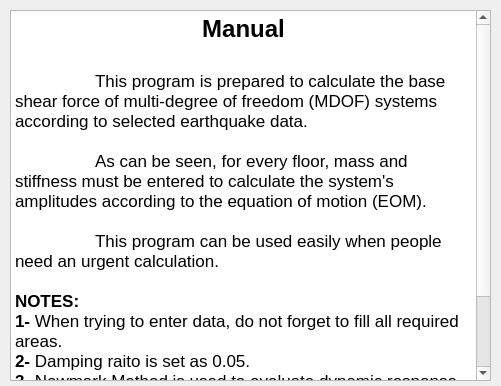
Old version of the form manual.ui in the repository alitatici/VisualizationOfCodes.
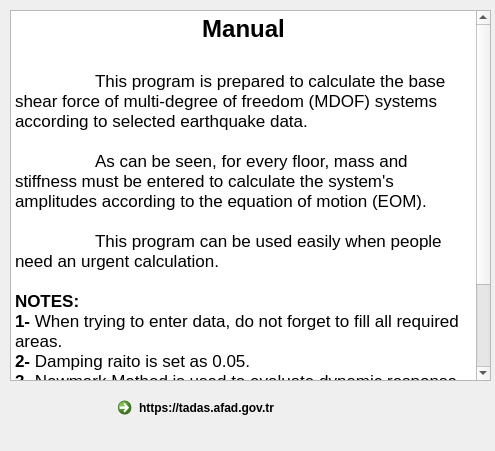
New version of the form. Icons and pictures are not drawn.

What changed in the file:
```diff
--- a/manual.ui
+++ b/manual.ui
@@ -6,8 +6,8 @@
    <rect>
     <x>0</x>
     <y>0</y>
-    <width>501</width>
-    <height>386</height>
+    <width>495</width>
+    <height>451</height>
    </rect>
   </property>
   <property name="windowTitle">
@@ -1289,24 +1289,38 @@
     <string>&lt;!DOCTYPE HTML PUBLIC &quot;-//W3C//DTD HTML 4.0//EN&quot; &quot;http://www.w3.org/TR/REC-html40/strict.dtd&quot;&gt;
 &lt;html&gt;&lt;head&gt;&lt;meta name=&quot;qrichtext&quot; content=&quot;1&quot; /&gt;&lt;style type=&quot;text/css&quot;&gt;
 p, li { white-space: pre-wrap; }
-&lt;/style&gt;&lt;/head&gt;&lt;body style=&quot; font-family:'.AppleSystemUIFont'; font-size:13pt; font-weight:400; font-style:normal;&quot;&gt;
-&lt;p align=&quot;center&quot; style=&quot; margin-top:0px; margin-bottom:0px; margin-left:0px; margin-right:0px; -qt-block-indent:0; text-indent:0px;&quot;&gt;&lt;span style=&quot; font-size:18pt; font-weight:600;&quot;&gt;Manual&lt;/span&gt;&lt;/p&gt;
-&lt;p style=&quot;-qt-paragraph-type:empty; margin-top:0px; margin-bottom:0px; margin-left:0px; margin-right:0px; -qt-block-indent:0; text-indent:0px; font-size:18pt; font-weight:600;&quot;&gt;&lt;br /&gt;&lt;/p&gt;
-&lt;p style=&quot; margin-top:0px; margin-bottom:0px; margin-left:0px; margin-right:0px; -qt-block-indent:0; text-indent:0px;&quot;&gt;	This program is prepared to calculate the base shear force of multi-degree of freedom (MDOF) systems according to selected earthquake data. &lt;/p&gt;
-&lt;p style=&quot;-qt-paragraph-type:empty; margin-top:0px; margin-bottom:0px; margin-left:0px; margin-right:0px; -qt-block-indent:0; text-indent:0px;&quot;&gt;&lt;br /&gt;&lt;/p&gt;
-&lt;p style=&quot; margin-top:0px; margin-bottom:0px; margin-left:0px; margin-right:0px; -qt-block-indent:0; text-indent:0px;&quot;&gt;	As can be seen, for every floor, mass and stiffness must be entered to calculate the system's amplitudes according to the equation of motion (EOM). &lt;/p&gt;
-&lt;p style=&quot;-qt-paragraph-type:empty; margin-top:0px; margin-bottom:0px; margin-left:0px; margin-right:0px; -qt-block-indent:0; text-indent:0px;&quot;&gt;&lt;br /&gt;&lt;/p&gt;
-&lt;p style=&quot; margin-top:0px; margin-bottom:0px; margin-left:0px; margin-right:0px; -qt-block-indent:0; text-indent:0px;&quot;&gt;	This program can be used easily when people need an urgent calculation. &lt;/p&gt;
-&lt;p style=&quot; margin-top:0px; margin-bottom:0px; margin-left:0px; margin-right:0px; -qt-block-indent:0; text-indent:0px;&quot;&gt; &lt;/p&gt;
-&lt;p style=&quot; margin-top:0px; margin-bottom:0px; margin-left:0px; margin-right:0px; -qt-block-indent:0; text-indent:0px;&quot;&gt;&lt;span style=&quot; font-weight:600;&quot;&gt;NOTES:&lt;/span&gt;&lt;/p&gt;
-&lt;p style=&quot; margin-top:0px; margin-bottom:0px; margin-left:0px; margin-right:0px; -qt-block-indent:0; text-indent:0px;&quot;&gt;&lt;span style=&quot; font-weight:600;&quot;&gt;1- &lt;/span&gt;When trying to enter data, do not forget to fill all required areas. &lt;/p&gt;
-&lt;p style=&quot; margin-top:0px; margin-bottom:0px; margin-left:0px; margin-right:0px; -qt-block-indent:0; text-indent:0px;&quot;&gt;&lt;span style=&quot; font-weight:600;&quot;&gt;2- &lt;/span&gt;Damping raito is set as 0.05.&lt;/p&gt;
-&lt;p style=&quot; margin-top:0px; margin-bottom:0px; margin-left:0px; margin-right:0px; -qt-block-indent:0; text-indent:0px;&quot;&gt;&lt;span style=&quot; font-weight:600;&quot;&gt;3- &lt;/span&gt;Newmark Method is used to evaluate dynamic response numerically.&lt;/p&gt;
-&lt;p style=&quot; margin-top:0px; margin-bottom:0px; margin-left:0px; margin-right:0px; -qt-block-indent:0; text-indent:0px;&quot;&gt;&lt;span style=&quot; font-weight:600;&quot;&gt;4- &lt;/span&gt;Earthquake data must be taken from &lt;a href=&quot;https://tadas.afad.gov.tr/list-event&quot;&gt;&lt;span style=&quot; text-decoration: underline; color:#0068da;&quot;&gt;https://tadas.afad.gov.tr/list-event.&lt;/span&gt;&lt;/a&gt;&lt;/p&gt;
-&lt;p style=&quot;-qt-paragraph-type:empty; margin-top:0px; margin-bottom:0px; margin-left:0px; margin-right:0px; -qt-block-indent:0; text-indent:0px; text-decoration: underline; color:#0068da;&quot;&gt;&lt;br /&gt;&lt;/p&gt;&lt;/body&gt;&lt;/html&gt;</string>
+&lt;/style&gt;&lt;/head&gt;&lt;body style=&quot; font-family:'MS Shell Dlg 2'; font-size:7.8pt; font-weight:400; font-style:normal;&quot;&gt;
+&lt;p align=&quot;center&quot; style=&quot; margin-top:0px; margin-bottom:0px; margin-left:0px; margin-right:0px; -qt-block-indent:0; text-indent:0px;&quot;&gt;&lt;span style=&quot; font-family:'.AppleSystemUIFont'; font-size:18pt; font-weight:600;&quot;&gt;Manual&lt;/span&gt;&lt;/p&gt;
+&lt;p style=&quot;-qt-paragraph-type:empty; margin-top:0px; margin-bottom:0px; margin-left:0px; margin-right:0px; -qt-block-indent:0; text-indent:0px; font-family:'.AppleSystemUIFont'; font-size:18pt; font-weight:600;&quot;&gt;&lt;br /&gt;&lt;/p&gt;
+&lt;p style=&quot; margin-top:0px; margin-bottom:0px; margin-left:0px; margin-right:0px; -qt-block-indent:0; text-indent:0px;&quot;&gt;&lt;span style=&quot; font-family:'.AppleSystemUIFont'; font-size:13pt;&quot;&gt;	This program is prepared to calculate the base shear force of multi-degree of freedom (MDOF) systems according to selected earthquake data. &lt;/span&gt;&lt;/p&gt;
+&lt;p style=&quot;-qt-paragraph-type:empty; margin-top:0px; margin-bottom:0px; margin-left:0px; margin-right:0px; -qt-block-indent:0; text-indent:0px; font-family:'.AppleSystemUIFont'; font-size:13pt;&quot;&gt;&lt;br /&gt;&lt;/p&gt;
+&lt;p style=&quot; margin-top:0px; margin-bottom:0px; margin-left:0px; margin-right:0px; -qt-block-indent:0; text-indent:0px;&quot;&gt;&lt;span style=&quot; font-family:'.AppleSystemUIFont'; font-size:13pt;&quot;&gt;	As can be seen, for every floor, mass and stiffness must be entered to calculate the system's amplitudes according to the equation of motion (EOM). &lt;/span&gt;&lt;/p&gt;
+&lt;p style=&quot;-qt-paragraph-type:empty; margin-top:0px; margin-bottom:0px; margin-left:0px; margin-right:0px; -qt-block-indent:0; text-indent:0px; font-family:'.AppleSystemUIFont'; font-size:13pt;&quot;&gt;&lt;br /&gt;&lt;/p&gt;
+&lt;p style=&quot; margin-top:0px; margin-bottom:0px; margin-left:0px; margin-right:0px; -qt-block-indent:0; text-indent:0px;&quot;&gt;&lt;span style=&quot; font-family:'.AppleSystemUIFont'; font-size:13pt;&quot;&gt;	This program can be used easily when people need an urgent calculation. &lt;/span&gt;&lt;/p&gt;
+&lt;p style=&quot; margin-top:0px; margin-bottom:0px; margin-left:0px; margin-right:0px; -qt-block-indent:0; text-indent:0px;&quot;&gt;&lt;span style=&quot; font-family:'.AppleSystemUIFont'; font-size:13pt;&quot;&gt; &lt;/span&gt;&lt;/p&gt;
+&lt;p style=&quot; margin-top:0px; margin-bottom:0px; margin-left:0px; margin-right:0px; -qt-block-indent:0; text-indent:0px;&quot;&gt;&lt;span style=&quot; font-family:'.AppleSystemUIFont'; font-size:13pt; font-weight:600;&quot;&gt;NOTES:&lt;/span&gt;&lt;/p&gt;
+&lt;p style=&quot; margin-top:0px; margin-bottom:0px; margin-left:0px; margin-right:0px; -qt-block-indent:0; text-indent:0px;&quot;&gt;&lt;span style=&quot; font-family:'.AppleSystemUIFont'; font-size:13pt; font-weight:600;&quot;&gt;1- &lt;/span&gt;&lt;span style=&quot; font-family:'.AppleSystemUIFont'; font-size:13pt;&quot;&gt;When trying to enter data, do not forget to fill all required areas. &lt;/span&gt;&lt;/p&gt;
+&lt;p style=&quot; margin-top:0px; margin-bottom:0px; margin-left:0px; margin-right:0px; -qt-block-indent:0; text-indent:0px;&quot;&gt;&lt;span style=&quot; font-family:'.AppleSystemUIFont'; font-size:13pt; font-weight:600;&quot;&gt;2- &lt;/span&gt;&lt;span style=&quot; font-family:'.AppleSystemUIFont'; font-size:13pt;&quot;&gt;Damping raito is set as 0.05.&lt;/span&gt;&lt;/p&gt;
+&lt;p style=&quot; margin-top:0px; margin-bottom:0px; margin-left:0px; margin-right:0px; -qt-block-indent:0; text-indent:0px;&quot;&gt;&lt;span style=&quot; font-family:'.AppleSystemUIFont'; font-size:13pt; font-weight:600;&quot;&gt;3- &lt;/span&gt;&lt;span style=&quot; font-family:'.AppleSystemUIFont'; font-size:13pt;&quot;&gt;Newmark Method is used to evaluate dynamic response numerically.&lt;/span&gt;&lt;/p&gt;
+&lt;p style=&quot; margin-top:0px; margin-bottom:0px; margin-left:0px; margin-right:0px; -qt-block-indent:0; text-indent:0px;&quot;&gt;&lt;span style=&quot; font-family:'.AppleSystemUIFont'; font-size:13pt; font-weight:600;&quot;&gt;4- &lt;/span&gt;&lt;span style=&quot; font-family:'.AppleSystemUIFont'; font-size:13pt;&quot;&gt;Modes' base shear forces have been integrated with SRSS Method(Square Root of Sum of Squares).&lt;/span&gt;&lt;/p&gt;
+&lt;p style=&quot; margin-top:0px; margin-bottom:0px; margin-left:0px; margin-right:0px; -qt-block-indent:0; text-indent:0px;&quot;&gt;&lt;span style=&quot; font-family:'.AppleSystemUIFont'; font-size:13pt; font-weight:600;&quot;&gt;5- &lt;/span&gt;&lt;span style=&quot; font-family:'.AppleSystemUIFont'; font-size:13pt;&quot;&gt;Earthquake data must be taken from AFAD web page.&lt;/span&gt;&lt;/p&gt;
+&lt;p style=&quot;-qt-paragraph-type:empty; margin-top:0px; margin-bottom:0px; margin-left:0px; margin-right:0px; -qt-block-indent:0; text-indent:0px; font-family:'.AppleSystemUIFont'; font-size:13pt; text-decoration: underline; color:#0068da;&quot;&gt;&lt;br /&gt;&lt;/p&gt;&lt;/body&gt;&lt;/html&gt;</string>
    </property>
    <property name="textInteractionFlags">
-    <set>Qt::TextSelectableByKeyboard|Qt::TextSelectableByMouse</set>
+    <set>Qt::LinksAccessibleByKeyboard|Qt::LinksAccessibleByMouse|Qt::TextBrowserInteraction|Qt::TextSelectableByKeyboard|Qt::TextSelectableByMouse</set>
+   </property>
+  </widget>
+  <widget class="QCommandLinkButton" name="commandLinkButton">
+   <property name="geometry">
+    <rect>
+     <x>110</x>
+     <y>390</y>
+     <width>281</width>
+     <height>48</height>
+    </rect>
+   </property>
+   <property name="text">
+    <string>https://tadas.afad.gov.tr</string>
    </property>
   </widget>
  </widget>
```
